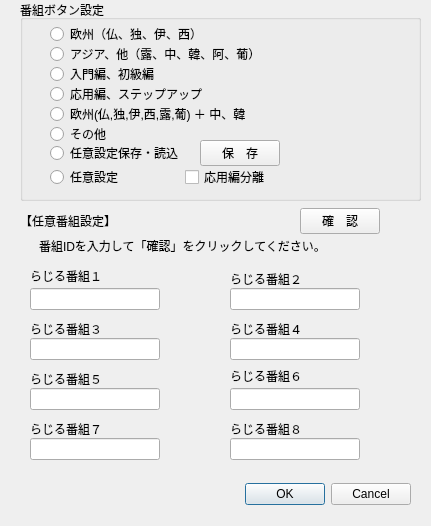
Before: the Qt Designer form scrambledialog.ui in CSReviser/CaptureStream2, drawn with Qt 5.
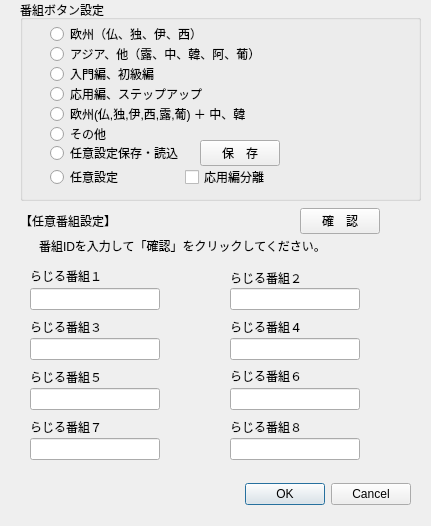
After: the same form once the commit is applied.

```diff
--- a/scrambledialog.ui
+++ b/scrambledialog.ui
@@ -99,7 +99,7 @@
    <property name="geometry">
     <rect>
      <x>230</x>
-     <y>268</y>
+     <y>267</y>
      <width>191</width>
      <height>22</height>
     </rect>
@@ -112,7 +112,7 @@
    <property name="geometry">
     <rect>
      <x>30</x>
-     <y>318</y>
+     <y>316</y>
      <width>201</width>
      <height>22</height>
     </rect>
@@ -125,7 +125,7 @@
    <property name="geometry">
     <rect>
      <x>230</x>
-     <y>318</y>
+     <y>316</y>
      <width>191</width>
      <height>22</height>
     </rect>
@@ -304,7 +304,7 @@
    <property name="geometry">
     <rect>
      <x>30</x>
-     <y>368</y>
+     <y>366</y>
      <width>200</width>
      <height>22</height>
     </rect>
@@ -327,7 +327,7 @@
    <property name="geometry">
     <rect>
      <x>230</x>
-     <y>418</y>
+     <y>416</y>
      <width>191</width>
      <height>22</height>
     </rect>
@@ -360,7 +360,7 @@
    <property name="geometry">
     <rect>
      <x>30</x>
-     <y>418</y>
+     <y>416</y>
      <width>200</width>
      <height>22</height>
     </rect>
```
